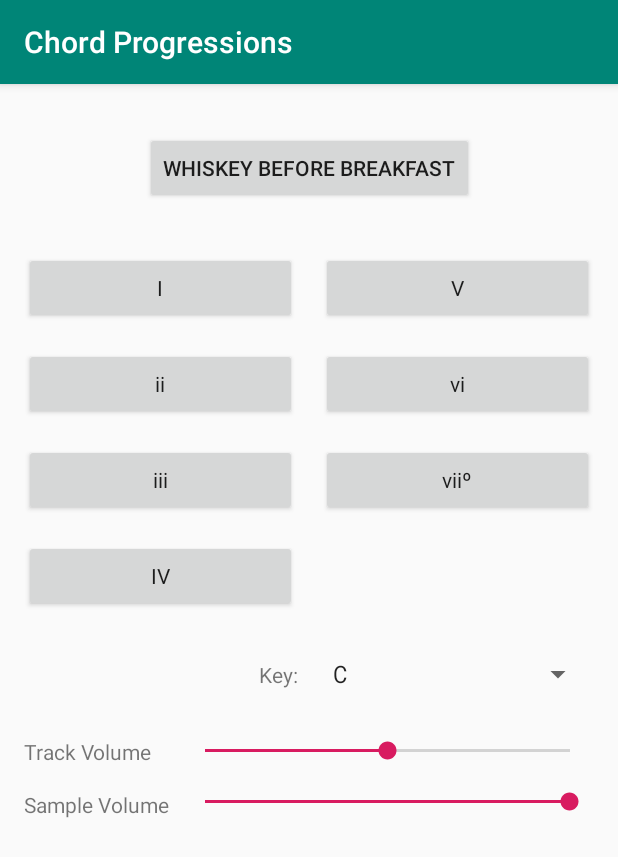
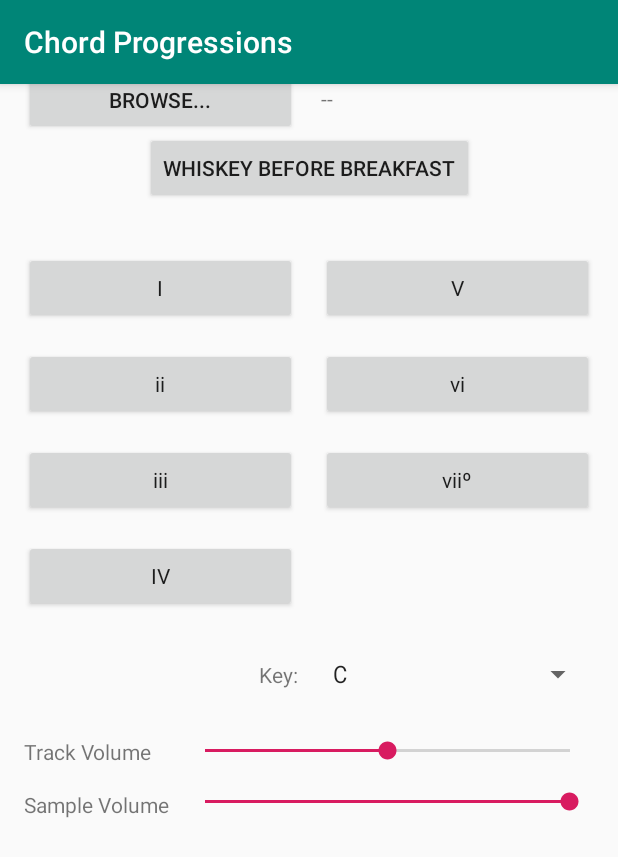
Before and after one commit to zwiebelspaetzle/chord-prog-android, an Android app: the screen it shows after launch (MainActivity), on a phone screen of 412 x 824 dp. Shown: the top 857 px of the screen. Run offline under Robolectric (Android 15) with nearby library versions, the phone set to English and light mode, and no system bars; 1 statement that could not run was skipped.

Commit message:
browse to file

```diff
--- a/app/src/main/AndroidManifest.xml
+++ b/app/src/main/AndroidManifest.xml
@@ -19,5 +19,6 @@
     </application>
 
     <uses-permission android:name="android.permission.INTERNET" />
+    <uses-permission android:name="android.permission.READ_EXTERNAL_STORAGE" />
 
 </manifest>
--- a/app/src/main/res/layout/activity_main.xml
+++ b/app/src/main/res/layout/activity_main.xml
@@ -131,4 +131,19 @@
             app:layout_constraintHorizontal_bias="0.5" app:layout_constraintEnd_toEndOf="parent"
             android:layout_marginEnd="16dp" android:layout_marginTop="16dp"
             app:layout_constraintTop_toBottomOf="@+id/trackVolumeSeekBar"/>
+    <Button
+            android:text="@string/browse_button_text"
+            android:layout_width="0dp"
+            android:layout_height="wrap_content"
+            app:layout_constraintStart_toStartOf="parent" android:layout_marginStart="16dp"
+            android:id="@+id/browseButton"
+            android:onClick="performFileSearch" app:layout_constraintHorizontal_bias="0.5"
+            app:layout_constraintEnd_toStartOf="@+id/trackNameView" android:layout_marginEnd="16dp"
+            app:layout_constraintBaseline_toBaselineOf="@+id/trackNameView"/>
+    <TextView
+            android:layout_width="0dp"
+            android:layout_height="wrap_content" tools:layout_editor_absoluteY="536dp"
+            android:id="@+id/trackNameView" app:layout_constraintStart_toEndOf="@+id/browseButton"
+            app:layout_constraintHorizontal_bias="0.5" app:layout_constraintEnd_toEndOf="parent"
+            android:layout_marginEnd="16dp" android:text="@string/track_name_view_default"/>
 </android.support.constraint.ConstraintLayout>
--- a/app/src/main/res/values/strings.xml
+++ b/app/src/main/res/values/strings.xml
@@ -12,6 +12,8 @@
     <string name="key_spinner_prompt">Select Key</string>
     <string name="track_valume_label">Track Volume</string>
     <string name="sample_valume_label">Sample Volume</string>
+    <string name="browse_button_text">Browse...</string>
+    <string name="track_name_view_default">--</string>
     <string-array name="keys_array">
         <item>G♭</item>
         <item>D♭</item>
```
Also changed, not shown: app/src/main/java/com/example/chordprogressions/MainActivity.kt (+48 -6 lines).
